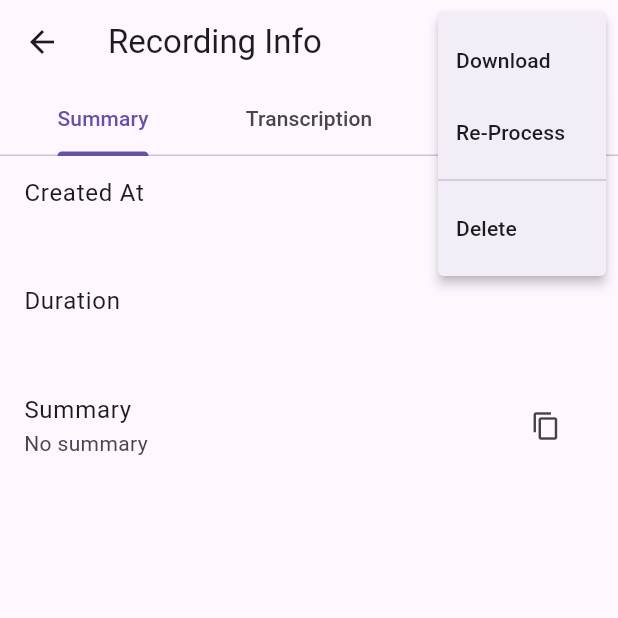
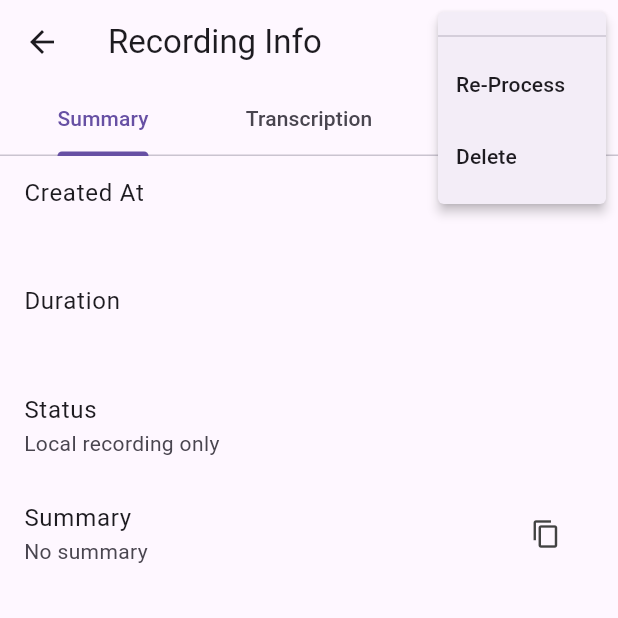
Before and after one commit to aarontully/Kubrick, a Flutter app: the InfoTabController screen opened directly with empty values, after a tap on the "menu" icon, on a phone screen of 412 x 824 dp, the top half of it. Run offline on Flutter 3.47's test engine with Material 3 defaults, Android fonts, the phone set to English and light mode, and no system bars; our stand-ins replace audioplayers, connectivity_plus, file_picker, get, google_fonts, loading_indicator and 2 more; missing offline and left inert: record; accounts and stored records are empty; project files that could hold a hidden picture were left out.

Commit message:
created status section

```diff
--- a/lib/controllers/shared_state.dart
+++ b/lib/controllers/shared_state.dart
@@ -1,5 +1,6 @@
 import 'package:get/get.dart';
 import 'package:connectivity_plus/connectivity_plus.dart';
+import 'package:kubrick/models/recording_class.dart';
 
 class SharedState extends GetxController {
   RxBool isLoading = false.obs;
@@ -8,6 +9,7 @@ class SharedState extends GetxController {
   RxBool isProcessing = false.obs;
   RxBool isConnected = false.obs;
   RxDouble uploadProgress = 0.0.obs;
+  Rx<Recording?> currentRecording = Rx<Recording?>(null);
 
   void setLoading(bool value) {
     isLoading.value = value;
--- a/lib/services/recording_service.dart
+++ b/lib/services/recording_service.dart
@@ -65,6 +65,7 @@ class RecordingService {
         metadata: metadata,
       );
 
+      sharedState.currentRecording.value = recording;
       sharedState.setUploadProgress(0.3);
 
       await DatabaseHelper.insertRecording(recording);
@@ -93,6 +94,7 @@ class RecordingService {
 
       sharedState.setUploadProgress(0.10);
       sharedState.setProcessing(false);
+      sharedState.currentRecording.value = null;
       return recording;
     }
     return null;
--- a/lib/widgets/info_tab_controller.dart
+++ b/lib/widgets/info_tab_controller.dart
@@ -72,10 +72,10 @@ class _InfoTabControllerState extends State<InfoTabController> {
                   itemBuilder: (context) {
                     List<PopupMenuEntry<String>> menuItems =
                         <PopupMenuEntry<String>>[
-                      const PopupMenuItem(
+                      /* const PopupMenuItem(
                         value: 'download',
                         child: Text('Download'),
-                      ),
+                      ), */
                       const PopupMenuDivider(),
                       const PopupMenuItem(
                         value: 'delete',
@@ -149,6 +149,16 @@ class _InfoTabControllerState extends State<InfoTabController> {
                   subtitle: SelectableText(widget.duration),
                 ),
                 ListTile(
+                  title: const Text('Status'),
+                  subtitle: SelectableText(
+                    widget.recording.status.value == 'Uploaded'
+                      ? 'Uploaded to the cloud successfully'
+                      : sharedState.isProcessing.value == true
+                        ? 'Processing...Please wait'
+                        : 'Local recording only',
+                  ),
+                ),
+                ListTile(
                   title: const Text('Summary'),
                   subtitle: SelectableText(
                       (widget.summary.isEmpty) ? 'No summary' : widget.summary),
--- a/lib/widgets/recording_list_tile.dart
+++ b/lib/widgets/recording_list_tile.dart
@@ -22,7 +22,7 @@ class RecordingListTile extends StatelessWidget {
           Text(DateFormat('yyyy-MM-dd').format(recording.createdAt.value)),
       trailing: Obx(() => SizedBox(
             width: 50,
-            child: sharedState.isProcessing.value
+            child: sharedState.currentRecording.value?.uploadId == recording.uploadId
                 ? LinearProgressIndicator(value: sharedState.uploadProgress.value)
                 : recording.status.value == 'Uploaded'
                     ? const Icon(Icons.cloud_done)
--- a/pubspec.yaml
+++ b/pubspec.yaml
@@ -1,7 +1,7 @@
 name: kubrick
-description: "A new Flutter project."
+description: "Speech to Text AI Transcription App"
 publish_to: 'none'
-version: 0.1.2
+version: 0.1.3
 
 environment:
   sdk: '>=3.4.0 <4.0.0'
```
